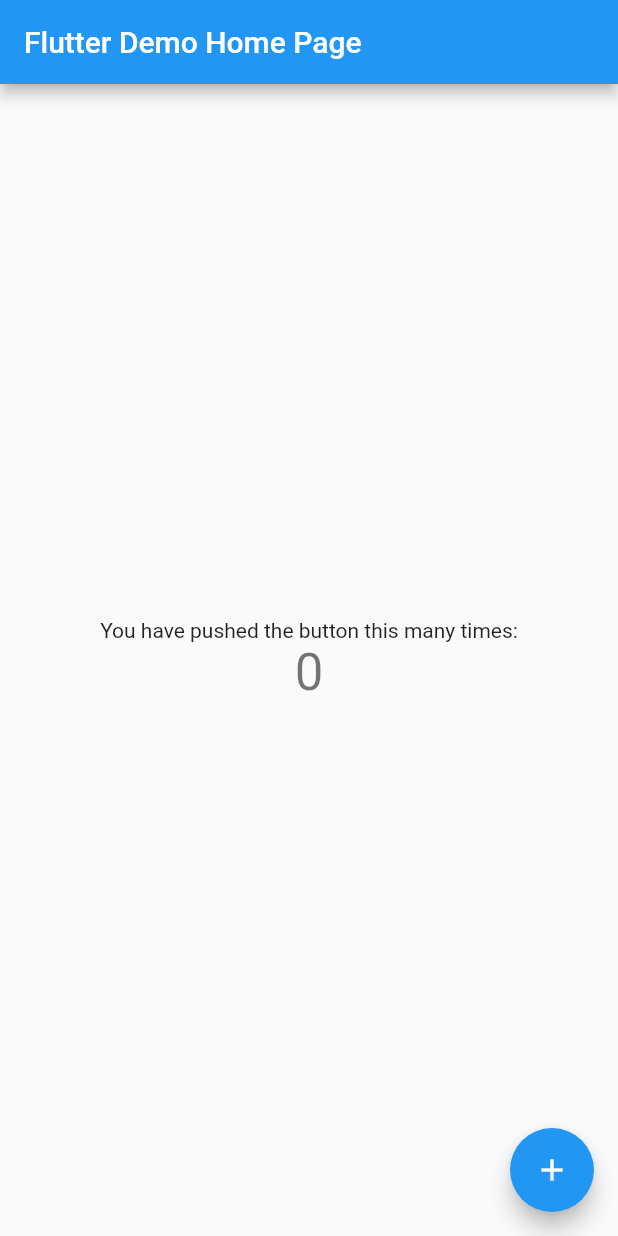
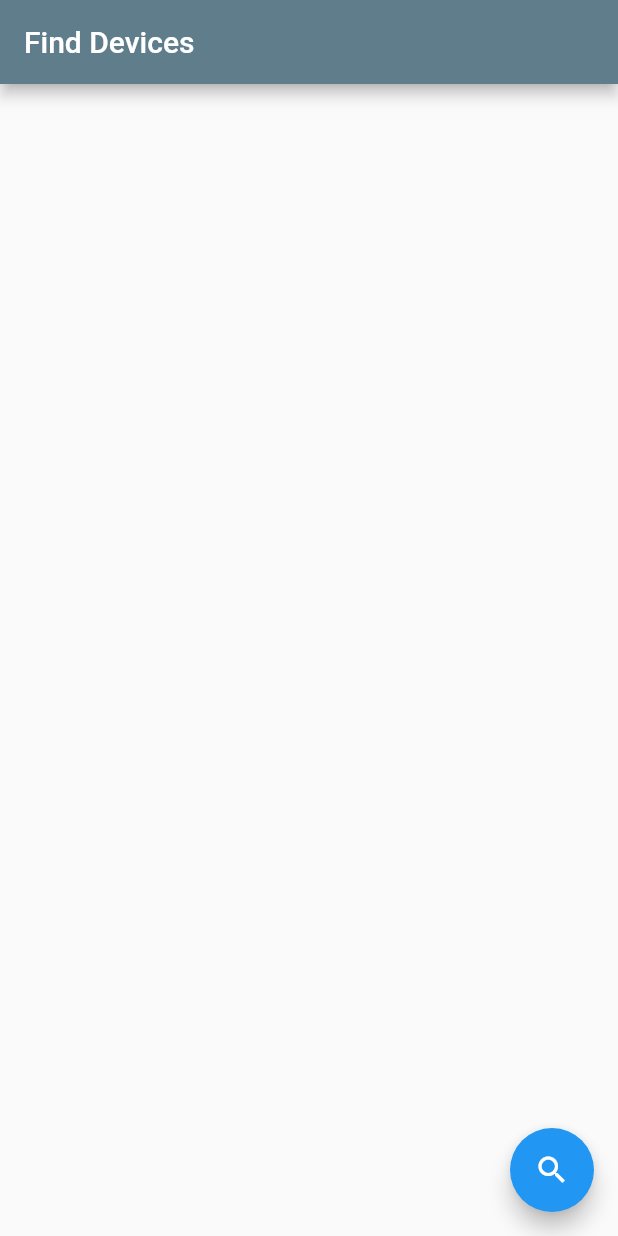
Before and after one commit to vi-robotics/phonebot_flutter, a Flutter app: the screen it shows after launch, on a phone screen of 412 x 824 dp. Run offline on Flutter 3.47's test engine with Material 2 defaults, Android fonts, the phone set to English and light mode, and no system bars; our stand-ins replace flutter_blue.

Commit message:
Bluetooth device searching demoed

```diff
--- a/phonebot_flutter/lib/main.dart
+++ b/phonebot_flutter/lib/main.dart
@@ -1,113 +1,98 @@
 import 'package:flutter/material.dart';
+import 'package:flutter_blue/flutter_blue.dart';
 
 void main() {
-  runApp(MyApp());
+  runApp(PhonebotApp());
 }
 
-class MyApp extends StatelessWidget {
+class PhonebotApp extends StatelessWidget {
   // This widget is the root of your application.
   @override
   Widget build(BuildContext context) {
     return MaterialApp(
-      title: 'Flutter Demo',
-      theme: ThemeData(
-        // This is the theme of your application.
-        //
-        // Try running your application with "flutter run". You'll see the
-        // application has a blue toolbar. Then, without quitting the app, try
-        // changing the primarySwatch below to Colors.green and then invoke
-        // "hot reload" (press "r" in the console where you ran "flutter run",
-        // or simply save your changes to "hot reload" in a Flutter IDE).
-        // Notice that the counter didn't reset back to zero; the application
-        // is not restarted.
-        primarySwatch: Colors.blue,
-      ),
-      home: MyHomePage(title: 'Flutter Demo Home Page'),
+      theme: ThemeData(primaryColor: Colors.blueGrey),
+      home: FindDevicesScreen(),
     );
   }
 }
 
-class MyHomePage extends StatefulWidget {
-  MyHomePage({Key key, this.title}) : super(key: key);
-
-  // This widget is the home page of your application. It is stateful, meaning
-  // that it has a State object (defined below) that contains fields that affect
-  // how it looks.
-
-  // This class is the configuration for the state. It holds the values (in this
-  // case the title) provided by the parent (in this case the App widget) and
-  // used by the build method of the State. Fields in a Widget subclass are
-  // always marked "final".
-
-  final String title;
-
+class FindDevicesScreen extends StatelessWidget {
   @override
-  _MyHomePageState createState() => _MyHomePageState();
+  Widget build(BuildContext context) {
+    return Scaffold(
+      appBar: AppBar(
+        title: Text('Find Devices'),
+      ),
+      body: RefreshIndicator(
+        onRefresh: () =>
+            FlutterBlue.instance.startScan(timeout: Duration(seconds: 4)),
+        child: SingleChildScrollView(
+          child: Column(
+            children: <Widget>[
+              // List of connected devices
+              StreamBuilder<List<BluetoothDevice>>(
+                stream: Stream.periodic(Duration(seconds: 2))
+                    .asyncMap((_) => FlutterBlue.instance.connectedDevices),
+                initialData: [],
+                builder: (c, snapshot) => Column(
+                  children: snapshot.data
+                      .map((d) => ListTile(title: Text(d.name)))
+                      .toList(),
+                ),
+              ),
+              // List of not yet connected devices. Only list devices
+              // which have a non-empty name.
+              StreamBuilder<List<ScanResult>>(
+                stream: FlutterBlue.instance.scanResults,
+                initialData: [],
+                builder: (c, snapshot) => Column(
+                  children: snapshot.data
+                      .where((d) => d.device.name.length > 0)
+                      .map((r) => DeviceRow(result: r))
+                      .toList(),
+                ),
+              )
+            ],
+          ),
+        ),
+      ),
+      floatingActionButton: StreamBuilder<bool>(
+        stream: FlutterBlue.instance.isScanning,
+        initialData: false,
+        builder: (c, snapshot) {
+          if (snapshot.data) {
+            return FloatingActionButton(
+              child: Icon(Icons.stop),
+              onPressed: () => FlutterBlue.instance.stopScan(),
+              backgroundColor: Colors.red,
+            );
+          } else {
+            return FloatingActionButton(
+                child: Icon(Icons.search),
+                onPressed: () => FlutterBlue.instance
+                    .startScan(timeout: Duration(seconds: 4)));
+          }
+        },
+      ),
+    );
+  }
 }
 
-class _MyHomePageState extends State<MyHomePage> {
-  int _counter = 0;
+class DeviceRow extends StatelessWidget {
+  const DeviceRow({Key key, this.result, this.fontSize = 24}) : super(key: key);
 
-  void _incrementCounter() {
-    setState(() {
-      // This call to setState tells the Flutter framework that something has
-      // changed in this State, which causes it to rerun the build method below
-      // so that the display can reflect the updated values. If we changed
-      // _counter without calling setState(), then the build method would not be
-      // called again, and so nothing would appear to happen.
-      _counter++;
-    });
-  }
+  final double fontSize;
+  final ScanResult result;
 
   @override
   Widget build(BuildContext context) {
-    // This method is rerun every time setState is called, for instance as done
-    // by the _incrementCounter method above.
-    //
-    // The Flutter framework has been optimized to make rerunning build methods
-    // fast, so that you can just rebuild anything that needs updating rather
-    // than having to individually change instances of widgets.
-    return Scaffold(
-      appBar: AppBar(
-        // Here we take the value from the MyHomePage object that was created by
-        // the App.build method, and use it to set our appbar title.
-        title: Text(widget.title),
-      ),
-      body: Center(
-        // Center is a layout widget. It takes a single child and positions it
-        // in the middle of the parent.
-        child: Column(
-          // Column is also a layout widget. It takes a list of children and
-          // arranges them vertically. By default, it sizes itself to fit its
-          // children horizontally, and tries to be as tall as its parent.
-          //
-          // Invoke "debug painting" (press "p" in the console, choose the
-          // "Toggle Debug Paint" action from the Flutter Inspector in Android
-          // Studio, or the "Toggle Debug Paint" command in Visual Studio Code)
-          // to see the wireframe for each widget.
-          //
-          // Column has various properties to control how it sizes itself and
-          // how it positions its children. Here we use mainAxisAlignment to
-          // center the children vertically; the main axis here is the vertical
-          // axis because Columns are vertical (the cross axis would be
-          // horizontal).
-          mainAxisAlignment: MainAxisAlignment.center,
-          children: <Widget>[
-            Text(
-              'You have pushed the button this many times:',
-            ),
-            Text(
-              '$_counter',
-              style: Theme.of(context).textTheme.headline4,
-            ),
-          ],
-        ),
-      ),
-      floatingActionButton: FloatingActionButton(
-        onPressed: _incrementCounter,
-        tooltip: 'Increment',
-        child: Icon(Icons.add),
-      ), // This trailing comma makes auto-formatting nicer for build methods.
-    );
+    return Column(children: <Widget>[
+      Row(children: <Widget>[
+        Text(result.device.name,
+            style: TextStyle(fontWeight: FontWeight.bold, fontSize: fontSize)),
+      ]),
+      Row(children: [Text(result.device.id.toString())]),
+      Divider()
+    ]);
   }
 }
--- a/phonebot_flutter/pubspec.yaml
+++ b/phonebot_flutter/pubspec.yaml
@@ -3,7 +3,7 @@
 
 # The following line prevents the package from being accidentally published to
 # pub.dev using `pub publish`. This is preferred for private packages.
-publish_to: 'none' # Remove this line if you wish to publish to pub.dev
+publish_to: "none" # Remove this line if you wish to publish to pub.dev
 
 # The following defines the version and build number for your application.
 # A version number is three numbers separated by dots, like 1.2.43
@@ -24,10 +24,10 @@
   flutter:
     sdk: flutter
 
-
   # The following adds the Cupertino Icons font to your application.
   # Use with the CupertinoIcons class for iOS style icons.
   cupertino_icons: ^1.0.2
+  flutter_blue: ^0.7.3
 
 dev_dependencies:
   flutter_test:
@@ -38,7 +38,6 @@
 
 # The following section is specific to Flutter.
 flutter:
-
   # The following line ensures that the Material Icons font is
   # included with your application, so that you can use the icons in
   # the material Icons class.
```
Also changed, not shown: phonebot_flutter/pubspec.lock, 5 other files.
